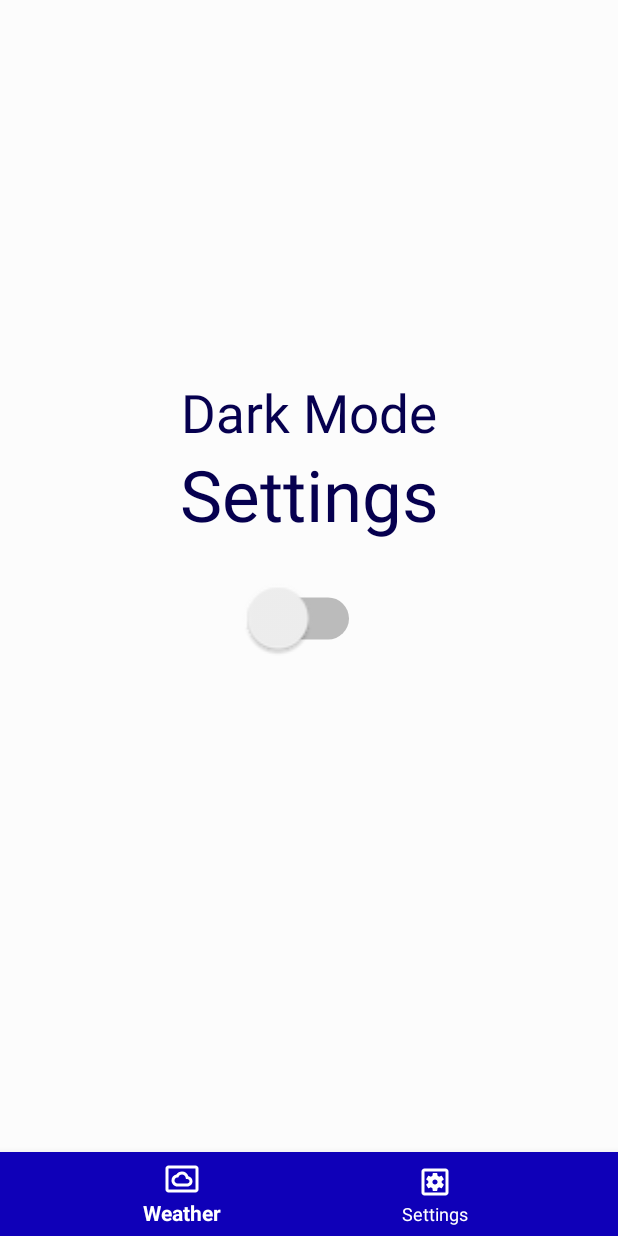
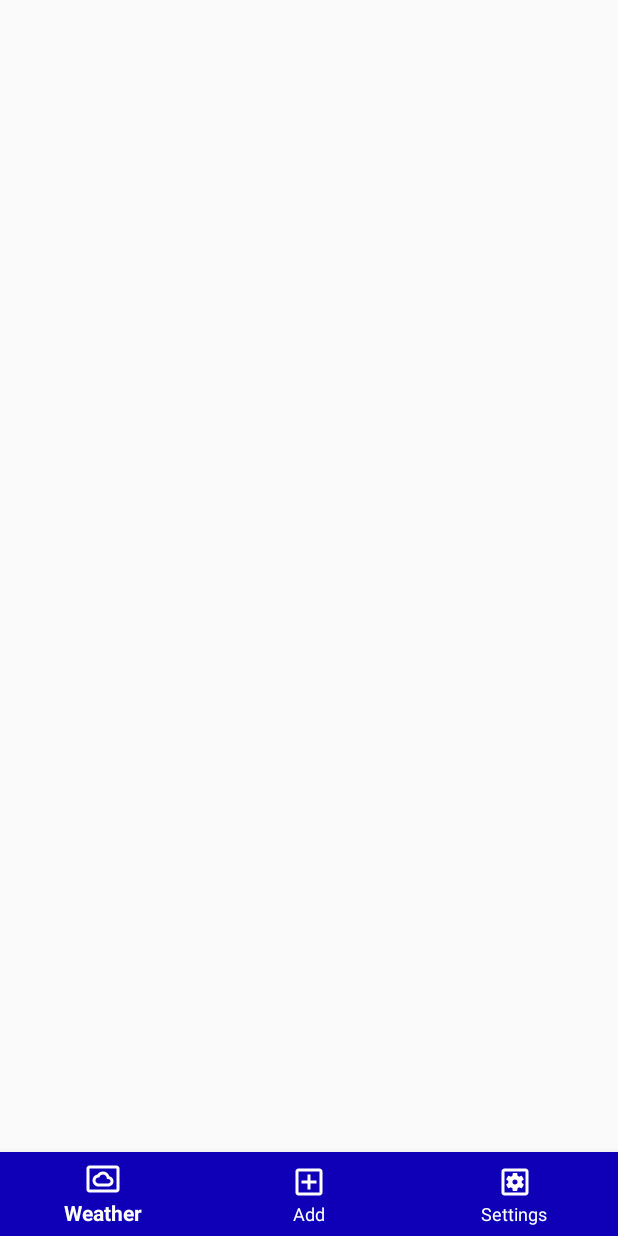
Before and after one commit to tomvarga620/androidProject, an Android app: the screen it shows after launch (SettingsActivity before the commit, AddActivity after it), item 2 of the bottom bar chosen, on a phone screen of 412 x 824 dp. Run offline under Robolectric (Android 15) with nearby library versions, the phone set to English and light mode, and no system bars; our stand-ins replace Volley.

Commit message:
added new activity

```diff
--- /dev/null
+++ b/WeatherApp/app/src/main/java/com/example/weatherapp/AddActivity.java
@@ -0,0 +1,46 @@
+package com.example.weatherapp;
+
+import androidx.annotation.NonNull;
+import androidx.appcompat.app.AppCompatActivity;
+
+import android.content.Intent;
+import android.os.Bundle;
+import android.view.MenuItem;
+
+import com.google.android.material.bottomnavigation.BottomNavigationView;
+
+public class AddActivity extends AppCompatActivity {
+
+    @Override
+    protected void onCreate(Bundle savedInstanceState) {
+        super.onCreate(savedInstanceState);
+        setContentView(R.layout.activity_add);
+
+        BottomNavigationView bottomNav = findViewById(R.id.bottom_navigation);
+        bottomNav.setOnNavigationItemSelectedListener(new BottomNavigationView.OnNavigationItemSelectedListener() {
+            @Override
+            public boolean onNavigationItemSelected(@NonNull MenuItem menuItem) {
+                switch (menuItem.getItemId()) {
+                    case R.id.action_weather:
+                        //Toast.makeText(MainActivity.this,"Weather Clicked",Toast.LENGTH_SHORT).show();
+                        Intent intentMain = new Intent(AddActivity.this, MainActivity.class);
+                        startActivity(intentMain);
+                        break;
+
+                    case R.id.action_add:
+                        //Toast.makeText(MainActivity.this," Settings Clicked",Toast.).show();
+                        Intent intentAdd = new Intent(AddActivity.this, AddActivity.class);
+                        startActivity(intentAdd);
+                        break;
+
+                    case R.id.action_settings:
+                        //Toast.makeText(MainActivity.this," Settings Clicked",Toast.).show();
+                        Intent intentSettings = new Intent(AddActivity.this, SettingsActivity.class);
+                        startActivity(intentSettings);
+                        break;
+                }
+                return true;
+            }
+        });
+    }
+}
--- a/WeatherApp/app/src/main/java/com/example/weatherapp/MainActivity.java
+++ b/WeatherApp/app/src/main/java/com/example/weatherapp/MainActivity.java
@@ -63,6 +63,12 @@ public class MainActivity extends AppCompatActivity {
                         //Toast.makeText(MainActivity.this,"Weather Clicked",Toast.LENGTH_SHORT).show();
                         Intent intentMain = new Intent(MainActivity.this, MainActivity.class);
                         startActivity(intentMain);
+                        break;
+
+                    case R.id.action_add:
+                        //Toast.makeText(MainActivity.this," Settings Clicked",Toast.).show();
+                        Intent intentAdd = new Intent(MainActivity.this, AddActivity.class);
+                        startActivity(intentAdd);
                         break;
 
                     case R.id.action_settings:
--- a/WeatherApp/app/src/main/java/com/example/weatherapp/SettingsActivity.java
+++ b/WeatherApp/app/src/main/java/com/example/weatherapp/SettingsActivity.java
@@ -58,6 +58,12 @@ public class SettingsActivity extends AppCompatActivity {
                         startActivity(intentMain);
                         break;
 
+                    case R.id.action_add:
+                        //Toast.makeText(MainActivity.this," Settings Clicked",Toast.).show();
+                        Intent intentAdd = new Intent(SettingsActivity.this, AddActivity.class);
+                        startActivity(intentAdd);
+                        break;
+
                     case R.id.action_settings:
                         //Toast.makeText(MainActivity.this," Settings Clicked",Toast.LENGTH_SHORT).show();
                         Intent intentSettings = new Intent(SettingsActivity.this,SettingsActivity.class);
--- /dev/null
+++ b/WeatherApp/app/src/main/res/drawable/ic_add.xml
@@ -0,0 +1,9 @@
+<vector xmlns:android="http://schemas.android.com/apk/res/android"
+    android:width="24dp"
+    android:height="24dp"
+    android:viewportWidth="24"
+    android:viewportHeight="24">
+  <path
+      android:fillColor="#FF000000"
+      android:pathData="M19,3L5,3c-1.11,0 -2,0.9 -2,2v14c0,1.1 0.89,2 2,2h14c1.1,0 2,-0.9 2,-2L21,5c0,-1.1 -0.9,-2 -2,-2zM19,19L5,19L5,5h14v14zM11,17h2v-4h4v-2h-4L13,7h-2v4L7,11v2h4z"/>
+</vector>
--- /dev/null
+++ b/WeatherApp/app/src/main/res/layout/activity_add.xml
@@ -0,0 +1,21 @@
+<?xml version="1.0" encoding="utf-8"?>
+<androidx.constraintlayout.widget.ConstraintLayout xmlns:android="http://schemas.android.com/apk/res/android"
+    xmlns:app="http://schemas.android.com/apk/res-auto"
+    xmlns:tools="http://schemas.android.com/tools"
+    android:layout_width="match_parent"
+    android:layout_height="match_parent"
+    tools:context=".AddActivity">
+
+
+    <com.google.android.material.bottomnavigation.BottomNavigationView
+        android:id="@+id/bottom_navigation"
+        android:layout_width="match_parent"
+        android:layout_height="wrap_content"
+        android:layout_alignParentBottom="true"
+        android:background="?attr/barcolor"
+        app:itemIconTint="?attr/iconcolor"
+        app:itemTextColor="?attr/iconcolor"
+        app:layout_constraintBottom_toBottomOf="parent"
+        app:menu="@menu/bottom_nav_main" />
+
+</androidx.constraintlayout.widget.ConstraintLayout>
--- a/WeatherApp/app/src/main/res/menu/bottom_nav_main.xml
+++ b/WeatherApp/app/src/main/res/menu/bottom_nav_main.xml
@@ -12,6 +12,14 @@
     />
 
     <item
+        android:id="@+id/action_add"
+        android:enabled="true"
+        android:title="@string/add"
+        android:icon="@drawable/ic_add"
+        app:showAsAction="ifRoom"
+        />
+
+    <item
         android:id="@+id/action_settings"
         android:enabled="true"
         android:title="@string/settings"
--- a/WeatherApp/app/src/main/res/values/strings.xml
+++ b/WeatherApp/app/src/main/res/values/strings.xml
@@ -3,4 +3,5 @@
     <string name="settings">Settings</string>
     <string name="weather">Weather</string>
     <string name="dark_mode_settings">Dark Mode</string>
+    <string name="add">Add</string>
 </resources>
```
Also changed, not shown: WeatherApp/app/src/main/AndroidManifest.xml (+5 -4 lines), WeatherApp/app/src/main/res/layout/activity_main.xml (+3 -4 lines).
